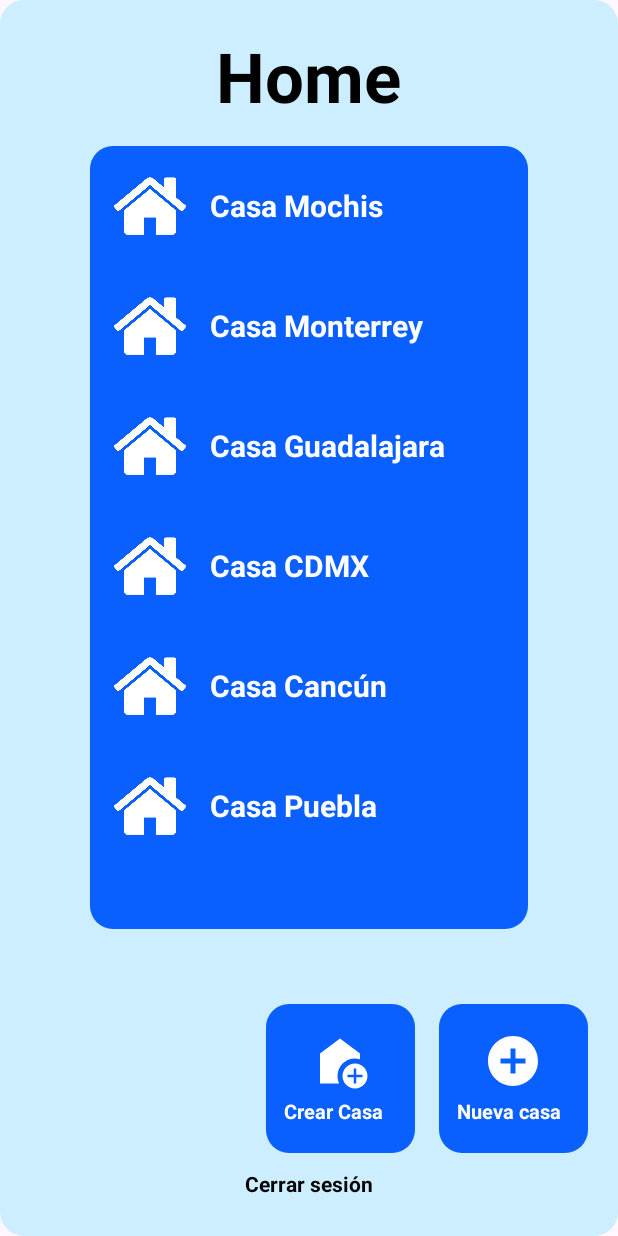
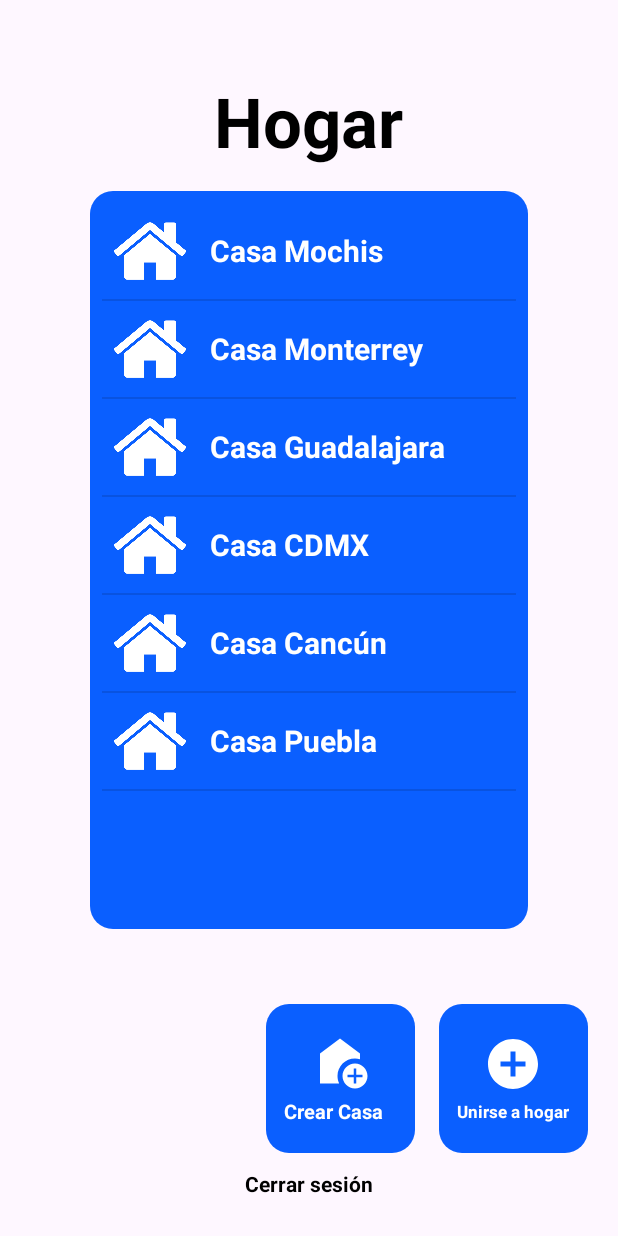
Before and after one commit to Pazoomer/ProyectoFinalAplicaciones, an Android app: the CrearUnirseHogar screen opened directly, with no data from a screen before it, on a phone screen of 412 x 824 dp. Run offline under Robolectric (Android 15) with nearby library versions, the phone set to English and light mode, and no system bars.

Commit message:
Correccion crear unirse (beto)
Se realizo los cambios visuales del layout crear unirse

Co-Authored-By: Hector2109 <116768363+Hector2109@users.noreply.github.com>

```diff
--- a/app/src/main/res/layout/activity_crear_unirse_hogar.xml
+++ b/app/src/main/res/layout/activity_crear_unirse_hogar.xml
@@ -1,20 +1,49 @@
 <?xml version="1.0" encoding="utf-8"?>
 <LinearLayout xmlns:android="http://schemas.android.com/apk/res/android"
+
+
+
+
+
+
+
+
+
+
+
+
+
+
+
+
+
+
+
+
+
+
+
+
+
+
+
+
+
     xmlns:app="http://schemas.android.com/apk/res-auto"
     xmlns:tools="http://schemas.android.com/tools"
     android:id="@+id/main"
     android:orientation="vertical"
     android:layout_width="match_parent"
     android:layout_height="match_parent"
-    android:background="@drawable/background_blue_sky"
     android:padding="20dp"
     tools:context=".CrearUnirseHogar">
 
 
     <TextView
+        android:paddingTop="30dp"
         android:layout_width="wrap_content"
         android:layout_height="wrap_content"
-        android:text="Home"
+        android:text="Hogar"
         android:textSize="46sp"
         android:textStyle="bold"
         android:textColor="@android:color/black"
@@ -88,7 +117,7 @@
 
     </LinearLayout>
 
-    <GridView
+    <ListView
         android:id="@+id/lista_casas"
         android:layout_width="match_parent"
         android:layout_height="4dp"
@@ -162,8 +191,8 @@
                 android:layout_width="75dp"
                 android:layout_height="wrap_content"
                 android:layout_marginTop="4dp"
-                android:text="Nueva casa"
-                android:textSize="13sp"
+                android:text="Unirse a hogar"
+                android:textSize="11sp"
                 android:textColor="@android:color/white"
                 android:textStyle="bold"/>
         </LinearLayout>
```
